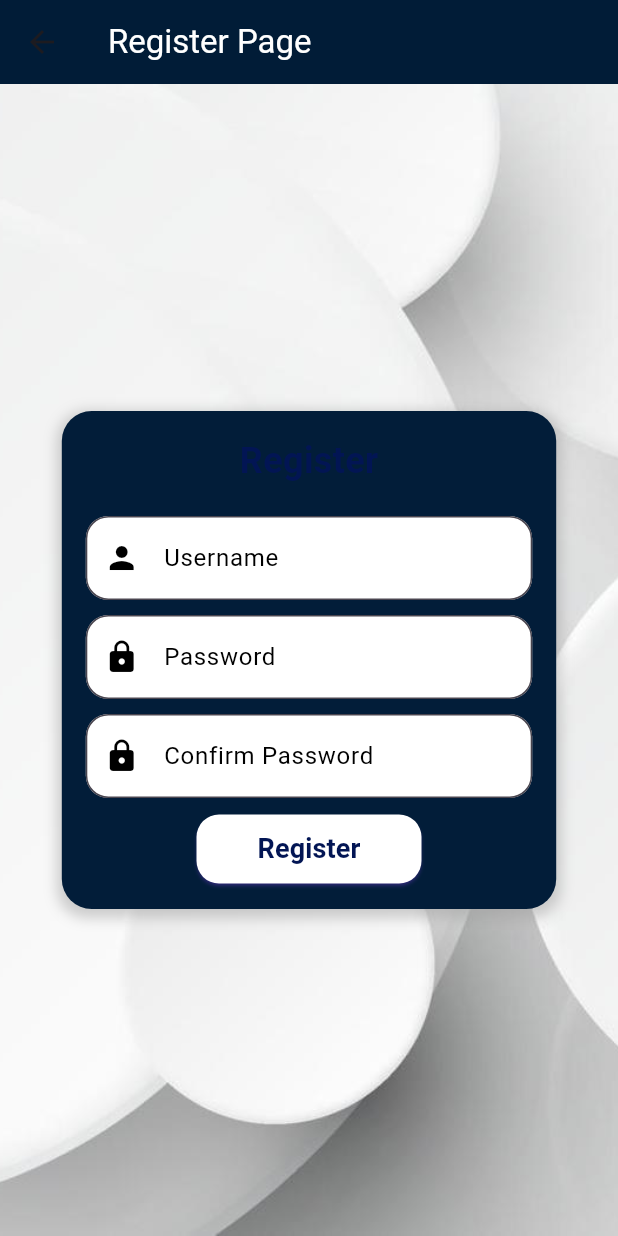
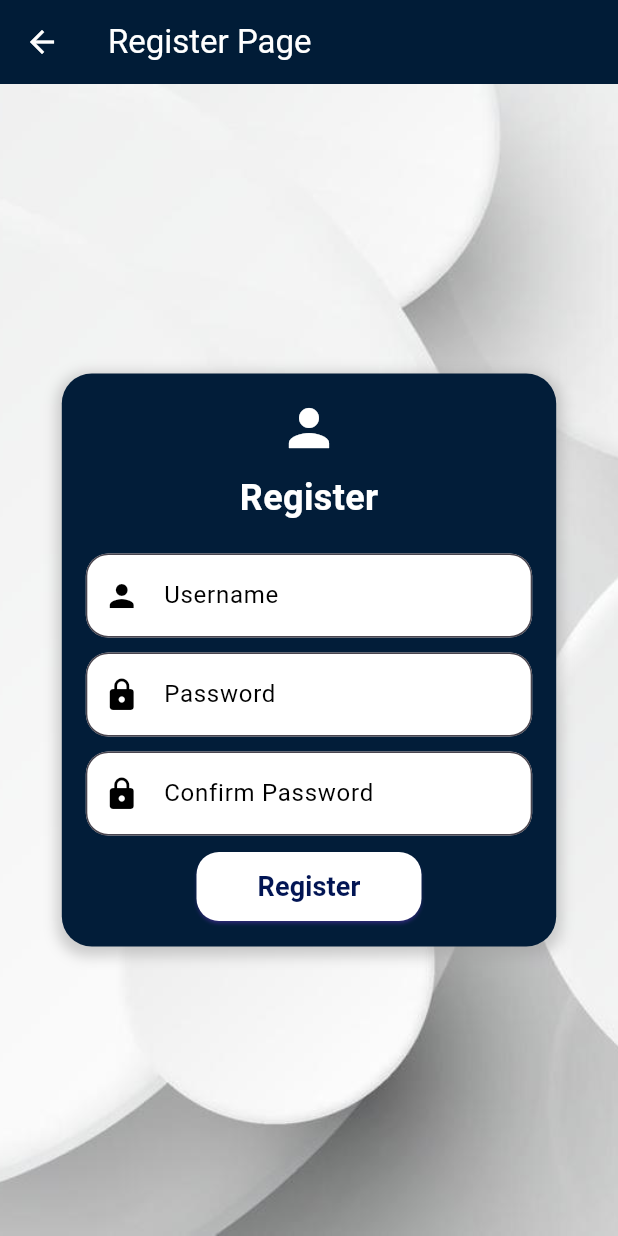
Before and after one commit to Srija151/Car-Parking-app, a Flutter app: the RegisterPage screen opened by its route, on a phone screen of 412 x 824 dp. Run offline on Flutter 3.47's test engine with Material 3 defaults, Android fonts, the phone set to English and light mode, and no system bars.

Commit message:
commit message

```diff
--- a/myproject/lib/register.dart
+++ b/myproject/lib/register.dart
@@ -27,6 +27,13 @@
           style: TextStyle(color: Colors.white), // Set app bar text color to white
         ),
         backgroundColor: const Color.fromARGB(255, 1, 28, 55), // Set app bar color to pleasant elegant blue
+        // Change arrow color to white
+        leading: IconButton(
+          icon: Icon(Icons.arrow_back, color: Colors.white),
+          onPressed: () {
+            Navigator.pop(context);
+          },
+        ),
       ),
       body: Stack(
         children: [
@@ -62,12 +69,18 @@
                       mainAxisAlignment: MainAxisAlignment.center,
                       mainAxisSize: MainAxisSize.min,
                       children: <Widget>[
+                        Icon(
+                          Icons.person,
+                          color: Colors.white, // Change icon color to white
+                          size: 40,
+                        ),
+                        SizedBox(height: 10),
                         Text(
                           'Register',
                           style: TextStyle(
                             fontSize: 24,
                             fontWeight: FontWeight.bold,
-                            color: const Color.fromARGB(255, 2, 21, 84), // Change text color to deep blue
+                            color: Colors.white, // Change text color to white
                           ),
                         ),
                         SizedBox(height: 20),
```
Also changed, not shown: myproject/lib/about_us.dart (+9 -0 lines), myproject/lib/car.dart (+11 -16 lines), myproject/lib/contact_us.dart (+9 -0 lines).
